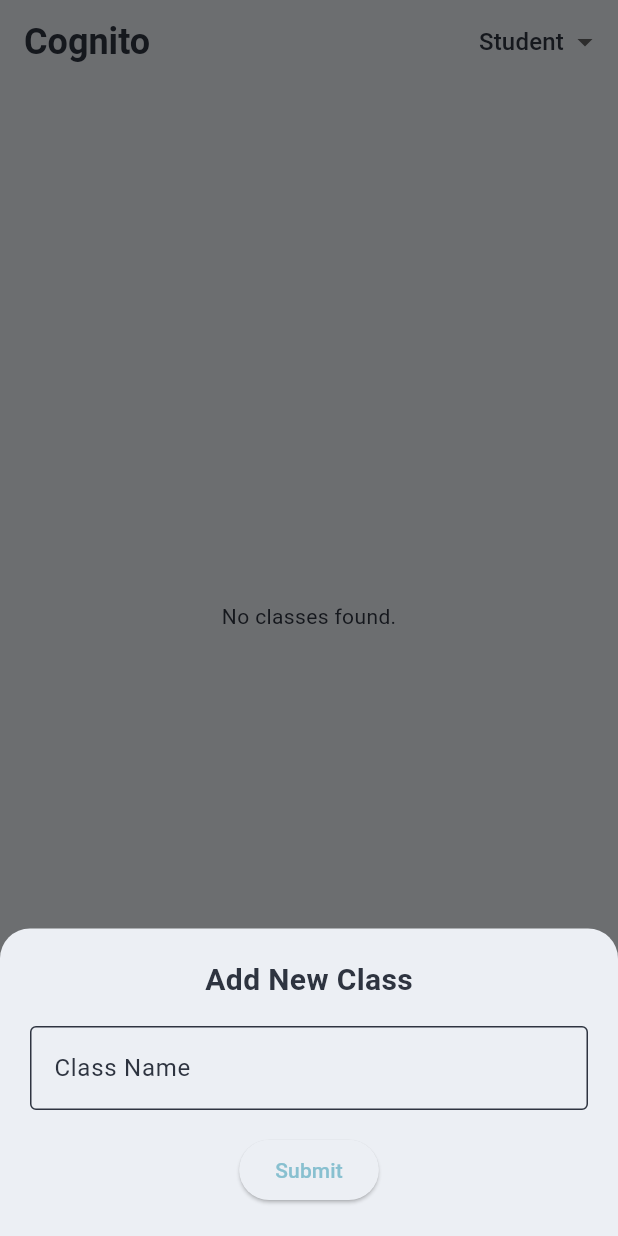
After one commit to LinCie/sistem_kelas, a Flutter app: the MenuPage screen opened directly, after a tap on the "add" icon, on a phone screen of 412 x 824 dp. The commit adds this screen. Run offline on Flutter 3.47's test engine with Material 3 defaults, Android fonts, the phone set to English and light mode, and no system bars; our stand-ins replace dio, flutter_dotenv, flutter_secure_storage; accounts and stored records are empty; network calls fail.

Commit message:
feat: add basic menu

```diff
--- a/lib/screens/home/home_page.dart
+++ b/lib/screens/home/home_page.dart
@@ -1,4 +1,5 @@
 import 'package:flutter/material.dart';
+import 'package:sistem_kelas/screens/menu/menu_page.dart';
 
 import 'package:sistem_kelas/screens/signin/signin_page.dart';
 import 'package:sistem_kelas/shared/storage.dart';
@@ -31,7 +32,10 @@ class _HomePageState extends State<HomePage> {
           MaterialPageRoute(builder: (_) => const SignInPage()),
         );
       } else {
-        Navigator.pushReplacementNamed(context, '/dashboard');
+        Navigator.pushReplacement(
+          context,
+          MaterialPageRoute(builder: (_) => const MenuPage()),
+        );
       }
     }
   }
--- /dev/null
+++ b/lib/screens/menu/menu_page.dart
@@ -0,0 +1,155 @@
+import 'package:flutter/material.dart';
+import 'package:sistem_kelas/services/class_service.dart';
+import 'package:sistem_kelas/structures/class_structure.dart';
+
+class MenuPage extends StatefulWidget {
+  const MenuPage({super.key});
+
+  @override
+  State<MenuPage> createState() => _MenuPageState();
+}
+
+class _MenuPageState extends State<MenuPage> {
+  final ClassService _classService = ClassService();
+  String _dropdownValue = 'student';
+  List<Class> _classes = [];
+  bool _isLoading = true;
+
+  @override
+  void initState() {
+    super.initState();
+    _fetchClasses();
+  }
+
+  Future<void> _fetchClasses() async {
+    setState(() => _isLoading = true);
+
+    try {
+      final classes = await _classService.getClasses(_dropdownValue);
+      setState(() {
+        _classes = classes;
+        _isLoading = false;
+      });
+    } catch (e) {
+      setState(() => _isLoading = false);
+    }
+  }
+
+  void _showAddClassModal() {
+    final TextEditingController nameController = TextEditingController();
+
+    showModalBottomSheet(
+      context: context,
+      isScrollControlled: true,
+      shape: const RoundedRectangleBorder(
+        borderRadius: BorderRadius.vertical(top: Radius.circular(20)),
+      ),
+      builder: (context) {
+        return Padding(
+          padding: EdgeInsets.only(
+            bottom: MediaQuery.of(context).viewInsets.bottom,
+            top: 20,
+            left: 20,
+            right: 20,
+          ),
+          child: Column(
+            mainAxisSize: MainAxisSize.min,
+            children: [
+              const Text(
+                'Add New Class',
+                style: TextStyle(fontSize: 20, fontWeight: FontWeight.bold),
+              ),
+              const SizedBox(height: 16),
+              TextField(
+                controller: nameController,
+                decoration: const InputDecoration(
+                  labelText: 'Class Name',
+                  border: OutlineInputBorder(),
+                ),
+              ),
+              const SizedBox(height: 16),
+              ElevatedButton(
+                onPressed: () {
+                  final name = nameController.text.trim();
+                  if (name.isNotEmpty) {
+                    // Here you'd send this data to your backend
+                    Navigator.of(context).pop(); // Close the modal
+                    // Optionally: refresh list after adding
+                  }
+                },
+                child: const Text('Submit'),
+              ),
+              const SizedBox(height: 20),
+            ],
+          ),
+        );
+      },
+    );
+  }
+
+  @override
+  Widget build(BuildContext context) {
+    return Scaffold(
+      appBar: AppBar(
+        title: const Text(
+          'Cognito',
+          style: TextStyle(fontSize: 24, fontWeight: FontWeight.bold),
+        ),
+        actionsPadding: const EdgeInsets.fromLTRB(0, 0, 10, 0),
+        actions: [
+          DropdownButtonHideUnderline(
+            child: DropdownButton<String>(
+              value: _dropdownValue,
+              items: const [
+                DropdownMenuItem(value: 'student', child: Text('Student')),
+                DropdownMenuItem(value: 'teacher', child: Text('Teacher')),
+              ],
+              onChanged: (value) {
+                if (value != null && value != _dropdownValue) {
+                  setState(() {
+                    _dropdownValue = value;
+                  });
+                  _fetchClasses();
+                }
+              },
+            ),
+          ),
+        ],
+      ),
+      body: Center(
+        child:
+            _isLoading
+                ? const CircularProgressIndicator()
+                : _classes.isEmpty
+                ? const Text('No classes found.')
+                : ListView.builder(
+                  itemCount: _classes.length,
+                  itemBuilder: (context, index) {
+                    final classItem = _classes[index];
+                    return ListTile(
+                      title: Text(classItem.name),
+                      subtitle: Text('Teacher ID: ${classItem.teacherId}'),
+                    );
+                  },
+                ),
+      ),
+      bottomNavigationBar: BottomNavigationBar(
+        items: [
+          BottomNavigationBarItem(icon: Icon(Icons.class_), label: 'Class'),
+          BottomNavigationBarItem(
+            icon: Icon(Icons.schedule),
+            label: 'Schedule',
+          ),
+          BottomNavigationBarItem(
+            icon: Icon(Icons.settings),
+            label: 'Settings',
+          ),
+        ],
+      ),
+      floatingActionButton: FloatingActionButton(
+        onPressed: _showAddClassModal,
+        child: const Icon(Icons.add),
+      ),
+    );
+  }
+}
--- a/lib/screens/signin/signin_page.dart
+++ b/lib/screens/signin/signin_page.dart
@@ -1,6 +1,7 @@
 import 'package:flutter/material.dart';
+import 'package:sistem_kelas/screens/menu/menu_page.dart';
 import 'package:sistem_kelas/screens/signup/signup_page.dart';
-import 'package:sistem_kelas/services/auth.dart';
+import 'package:sistem_kelas/services/auth_service.dart';
 import 'package:sistem_kelas/shared/storage.dart';
 
 class SignInPage extends StatefulWidget {
@@ -21,14 +22,20 @@ class _SignInPageState extends State<SignInPage> {
     final authService = AuthService();
 
     try {
-      final data = await authService.signUp(username, password);
+      final data = await authService.signIn(username, password);
       final storage = Storage();
       await storage.saveToken(data);
+      if (mounted) {
+        Navigator.pushReplacement(
+          context,
+          MaterialPageRoute(builder: (_) => const MenuPage()),
+        );
+      }
     } catch (e) {
       if (mounted) {
-        ScaffoldMessenger.of(
-          context,
-        ).showSnackBar(SnackBar(content: Text('Registration failed: $e')));
+        ScaffoldMessenger.of(context).showSnackBar(
+          SnackBar(content: Text('Registration failed: ${e.toString()}')),
+        );
       }
     }
   }
--- a/lib/screens/signup/signup_page.dart
+++ b/lib/screens/signup/signup_page.dart
@@ -1,7 +1,8 @@
 import 'package:flutter/material.dart';
+import 'package:sistem_kelas/screens/menu/menu_page.dart';
 
 import 'package:sistem_kelas/screens/signin/signin_page.dart';
-import 'package:sistem_kelas/services/auth.dart';
+import 'package:sistem_kelas/services/auth_service.dart';
 import 'package:sistem_kelas/shared/storage.dart';
 
 class SignUpPage extends StatefulWidget {
@@ -35,6 +36,12 @@ class _SignUpPageState extends State<SignUpPage> {
       final data = await authService.signUp(username, password);
       final storage = Storage();
       await storage.saveToken(data);
+      if (mounted) {
+        Navigator.pushReplacement(
+          context,
+          MaterialPageRoute(builder: (_) => const MenuPage()),
+        );
+      }
     } catch (e) {
       if (mounted) {
         ScaffoldMessenger.of(
--- a/lib/services/auth.dart
+++ b/lib/services/auth_service.dart
@@ -9,7 +9,8 @@ class AuthService {
       "/auth/register",
       data: {"username": username, "password": password},
     );
-    if (response.statusCode != 200) throw Exception(response.data["message"]);
+    if (response.statusCode != 201) throw Exception(response.data["message"]);
+    ApiConfig.setAuthorizationHeader(response.data);
     return response.data;
   }
 
@@ -19,6 +20,7 @@ class AuthService {
       data: {"username": username, "password": password},
     );
     if (response.statusCode != 200) throw Exception(response.data["message"]);
+    ApiConfig.setAuthorizationHeader(response.data);
     return response.data;
   }
 }
--- /dev/null
+++ b/lib/services/class_service.dart
@@ -0,0 +1,23 @@
+import 'dart:convert';
+
+import 'package:dio/dio.dart';
+import 'package:sistem_kelas/shared/api.dart';
+import 'package:sistem_kelas/structures/class_structure.dart';
+
+class ClassService {
+  final Dio dio = ApiConfig.dio;
+
+  Future<List<Class>> getClasses(String as) async {
+    final response = await dio.get("/classes", queryParameters: {"as": as});
+
+    if (response.statusCode != 200) {
+      throw Exception(response.data["message"]);
+    }
+
+    final List<dynamic> jsonList = jsonDecode(response.data) as List<dynamic>;
+
+    return jsonList
+        .map((json) => Class.fromJson(json as Map<String, dynamic>))
+        .toList();
+  }
+}
--- /dev/null
+++ b/lib/structures/class_structure.dart
@@ -0,0 +1,18 @@
+class Class {
+  final int id;
+  final String name;
+  final int teacherId;
+
+  const Class({required this.id, required this.name, required this.teacherId});
+
+  factory Class.fromJson(Map<String, dynamic> json) {
+    return switch (json) {
+      {"id": int id, "name": String name, "teacher_id": int teacherId} => Class(
+        id: id,
+        name: name,
+        teacherId: teacherId,
+      ),
+      _ => throw const FormatException('Failed to load class.'),
+    };
+  }
+}
```
